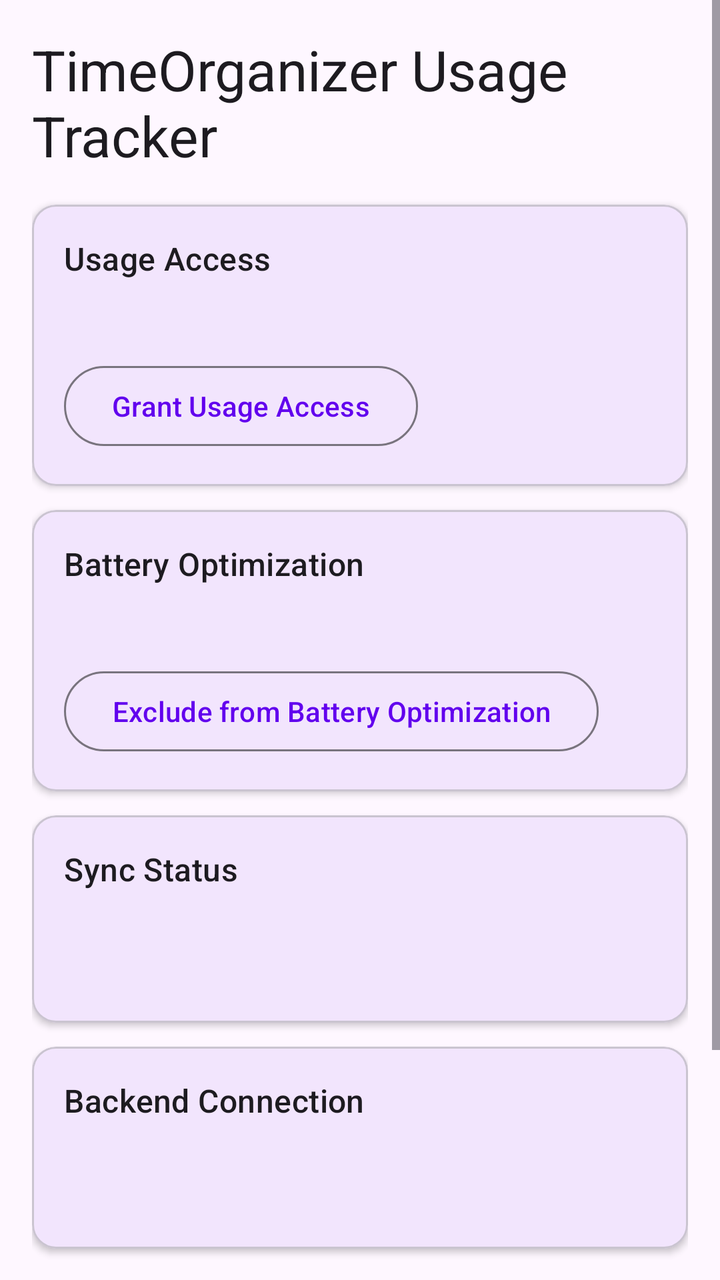
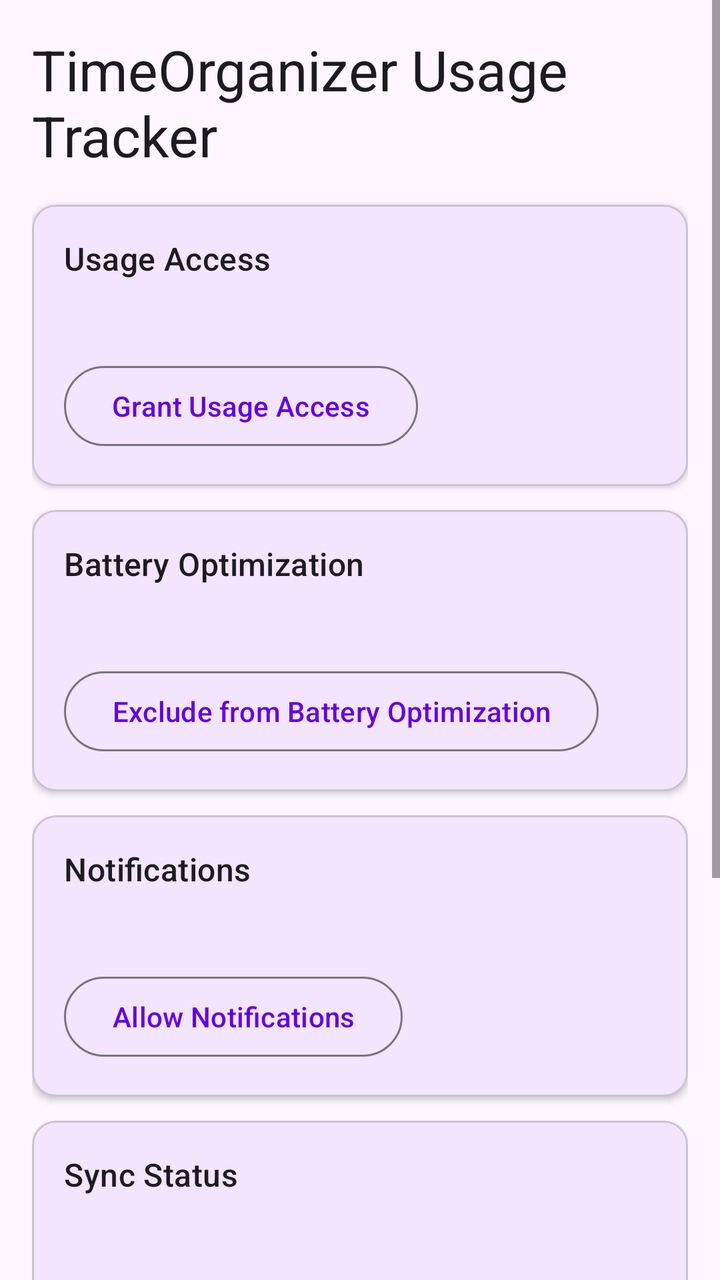

An Android layout rendered at two revisions. The XML below is the earlier revision; the diff shows what the commit changed to produce the second picture.
<!-- AndroidManifest.xml: application theme Theme.TimeOrganizerUsageTracker -->
<!-- res/layout/activity_main.xml -->
<?xml version="1.0" encoding="utf-8"?>
<ScrollView xmlns:android="http://schemas.android.com/apk/res/android"
    xmlns:app="http://schemas.android.com/apk/res-auto"
    android:layout_width="match_parent"
    android:layout_height="match_parent"
    android:fillViewport="true">

    <LinearLayout
        android:layout_width="match_parent"
        android:layout_height="wrap_content"
        android:orientation="vertical"
        android:padding="16dp">

        
        <TextView
            android:layout_width="match_parent"
            android:layout_height="wrap_content"
            android:text="TimeOrganizer Usage Tracker"
            android:textAppearance="?attr/textAppearanceHeadlineMedium"
            android:layout_marginBottom="16dp" />

        
        <com.google.android.material.card.MaterialCardView
            android:layout_width="match_parent"
            android:layout_height="wrap_content"
            android:layout_marginBottom="12dp"
            app:cardElevation="2dp"
            app:cardCornerRadius="12dp">

            <LinearLayout
                android:layout_width="match_parent"
                android:layout_height="wrap_content"
                android:orientation="vertical"
                android:padding="16dp">

                <TextView
                    android:layout_width="wrap_content"
                    android:layout_height="wrap_content"
                    android:text="Usage Access"
                    android:textAppearance="?attr/textAppearanceTitleMedium"
                    android:layout_marginBottom="8dp" />

                <TextView
                    android:id="@+id/tvPermissionStatus"
                    android:layout_width="wrap_content"
                    android:layout_height="wrap_content"
                    android:textAppearance="?attr/textAppearanceBodyMedium"
                    android:layout_marginBottom="12dp" />

                <com.google.android.material.button.MaterialButton
                    android:id="@+id/btnGrantPermission"
                    android:layout_width="wrap_content"
                    android:layout_height="wrap_content"
                    android:text="@string/btn_grant_permission"
                    style="@style/Widget.Material3.Button.OutlinedButton" />

            </LinearLayout>
        </com.google.android.material.card.MaterialCardView>

        
        <com.google.android.material.card.MaterialCardView
            android:layout_width="match_parent"
            android:layout_height="wrap_content"
            android:layout_marginBottom="12dp"
            app:cardElevation="2dp"
            app:cardCornerRadius="12dp">

            <LinearLayout
                android:layout_width="match_parent"
                android:layout_height="wrap_content"
                android:orientation="vertical"
                android:padding="16dp">

                <TextView
                    android:layout_width="wrap_content"
                    android:layout_height="wrap_content"
                    android:text="Battery Optimization"
                    android:textAppearance="?attr/textAppearanceTitleMedium"
                    android:layout_marginBottom="8dp" />

                <TextView
                    android:id="@+id/tvBatteryStatus"
                    android:layout_width="wrap_content"
                    android:layout_height="wrap_content"
                    android:textAppearance="?attr/textAppearanceBodyMedium"
                    android:layout_marginBottom="12dp" />

                <com.google.android.material.button.MaterialButton
                    android:id="@+id/btnExcludeBattery"
                    android:layout_width="wrap_content"
                    android:layout_height="wrap_content"
                    android:text="@string/btn_exclude_battery"
                    style="@style/Widget.Material3.Button.OutlinedButton" />

            </LinearLayout>
        </com.google.android.material.card.MaterialCardView>

        
        <com.google.android.material.card.MaterialCardView
            android:layout_width="match_parent"
            android:layout_height="wrap_content"
            android:layout_marginBottom="12dp"
            app:cardElevation="2dp"
            app:cardCornerRadius="12dp">

            <LinearLayout
                android:layout_width="match_parent"
                android:layout_height="wrap_content"
                android:orientation="vertical"
                android:padding="16dp">

                <TextView
                    android:layout_width="wrap_content"
                    android:layout_height="wrap_content"
                    android:text="Sync Status"
                    android:textAppearance="?attr/textAppearanceTitleMedium"
                    android:layout_marginBottom="8dp" />

                <TextView
                    android:id="@+id/tvLastSync"
                    android:layout_width="wrap_content"
                    android:layout_height="wrap_content"
                    android:textAppearance="?attr/textAppearanceBodyMedium" />

                <TextView
                    android:id="@+id/tvSyncResult"
                    android:layout_width="wrap_content"
                    android:layout_height="wrap_content"
                    android:textAppearance="?attr/textAppearanceBodyMedium"
                    android:layout_marginTop="4dp" />

            </LinearLayout>
        </com.google.android.material.card.MaterialCardView>

        
        <com.google.android.material.card.MaterialCardView
            android:layout_width="match_parent"
            android:layout_height="wrap_content"
            android:layout_marginBottom="12dp"
            app:cardElevation="2dp"
            app:cardCornerRadius="12dp">

            <LinearLayout
                android:layout_width="match_parent"
                android:layout_height="wrap_content"
                android:orientation="vertical"
                android:padding="16dp">

                <TextView
                    android:layout_width="wrap_content"
                    android:layout_height="wrap_content"
                    android:text="Backend Connection"
                    android:textAppearance="?attr/textAppearanceTitleMedium"
                    android:layout_marginBottom="8dp" />

                <TextView
                    android:id="@+id/tvBackendStatus"
                    android:layout_width="wrap_content"
                    android:layout_height="wrap_content"
                    android:textAppearance="?attr/textAppearanceBodyMedium" />

                <TextView
                    android:id="@+id/tvApiUrl"
                    android:layout_width="wrap_content"
                    android:layout_height="wrap_content"
                    android:textAppearance="?attr/textAppearanceBodySmall"
                    android:layout_marginTop="4dp" />

            </LinearLayout>
        </com.google.android.material.card.MaterialCardView>

        
        <com.google.android.material.button.MaterialButton
            android:id="@+id/btnSyncNow"
            android:layout_width="match_parent"
            android:layout_height="wrap_content"
            android:text="@string/btn_sync_now"
            android:layout_marginTop="8dp" />

        
        <com.google.android.material.button.MaterialButton
            android:id="@+id/btnLogout"
            android:layout_width="match_parent"
            android:layout_height="wrap_content"
            android:text="@string/btn_logout"
            android:layout_marginTop="24dp"
            style="@style/Widget.Material3.Button.TextButton" />

    </LinearLayout>
</ScrollView>
<!-- resources referenced by this layout -->
<resources>
  <string name="btn_exclude_battery">Exclude from Battery Optimization</string>
  <string name="btn_grant_permission">Grant Usage Access</string>
  <string name="btn_logout">Sign Out</string>
  <string name="btn_sync_now">Sync Now</string>
  <style name="Theme.TimeOrganizerUsageTracker" parent="Theme.Material3.DayNight.NoActionBar">
          <item name="colorPrimary">@color/purple_500</item>
          <item name="colorOnPrimary">@color/white</item>
          <item name="colorSecondary">@color/teal_200</item>
          <item name="colorOnSecondary">@color/black</item>
      </style>
  <color name="purple_500">#FF6200EE</color>
  <color name="white">#FFFFFFFF</color>
  <color name="teal_200">#FF03DAC5</color>
  <color name="black">#FF000000</color>
</resources>

<!-- the commit's change to res/layout/activity_main.xml (unified diff, before → after) -->
@@ -112,6 +112,44 @@
                 <TextView
                     android:layout_width="wrap_content"
                     android:layout_height="wrap_content"
+                    android:text="Notifications"
+                    android:textAppearance="?attr/textAppearanceTitleMedium"
+                    android:layout_marginBottom="8dp" />
+
+                <TextView
+                    android:id="@+id/tvNotificationStatus"
+                    android:layout_width="wrap_content"
+                    android:layout_height="wrap_content"
+                    android:textAppearance="?attr/textAppearanceBodyMedium"
+                    android:layout_marginBottom="12dp" />
+
+                <com.google.android.material.button.MaterialButton
+                    android:id="@+id/btnAllowNotifications"
+                    android:layout_width="wrap_content"
+                    android:layout_height="wrap_content"
+                    android:text="@string/btn_allow_notifications"
+                    style="@style/Widget.Material3.Button.OutlinedButton" />
+
+            </LinearLayout>
+        </com.google.android.material.card.MaterialCardView>
+
+        
+        <com.google.android.material.card.MaterialCardView
+            android:layout_width="match_parent"
+            android:layout_height="wrap_content"
+            android:layout_marginBottom="12dp"
+            app:cardElevation="2dp"
+            app:cardCornerRadius="12dp">
+
+            <LinearLayout
+                android:layout_width="match_parent"
+                android:layout_height="wrap_content"
+                android:orientation="vertical"
+                android:padding="16dp">
+
+                <TextView
+                    android:layout_width="wrap_content"
+                    android:layout_height="wrap_content"
                     android:text="Sync Status"
                     android:textAppearance="?attr/textAppearanceTitleMedium"
                     android:layout_marginBottom="8dp" />
<!-- resource entries referenced after the edit -->
@@ -1,5 +1,6 @@
 <!-- resources referenced by this layout -->
 <resources>
+  <string name="btn_allow_notifications">Allow Notifications</string>
   <string name="btn_exclude_battery">Exclude from Battery Optimization</string>
   <string name="btn_grant_permission">Grant Usage Access</string>
   <string name="btn_logout">Sign Out</string>
